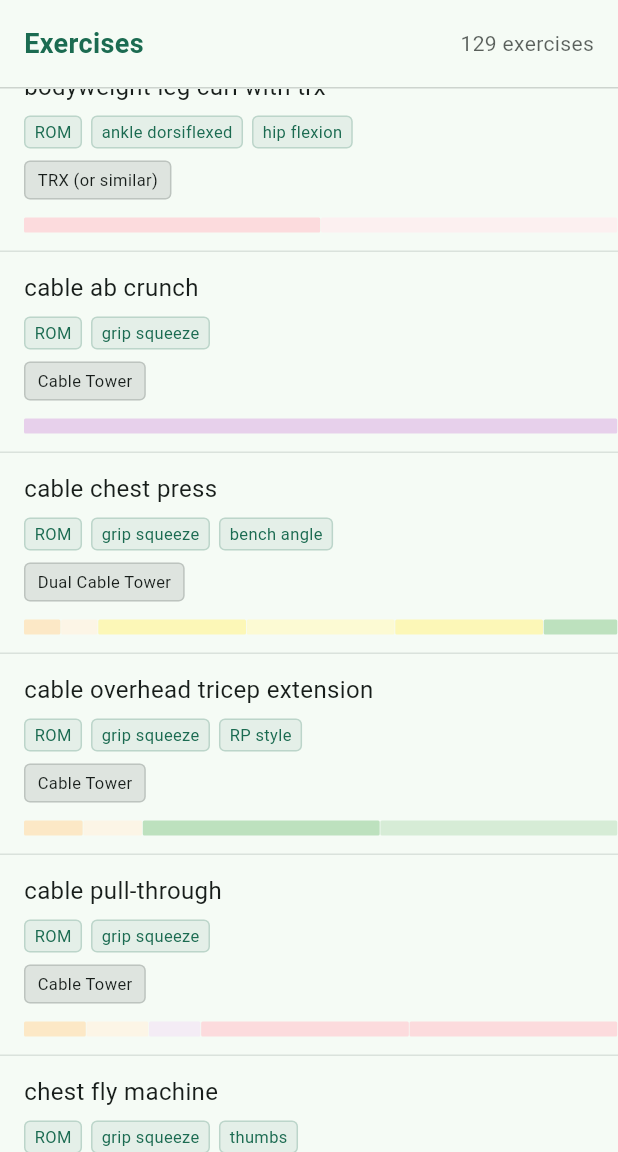
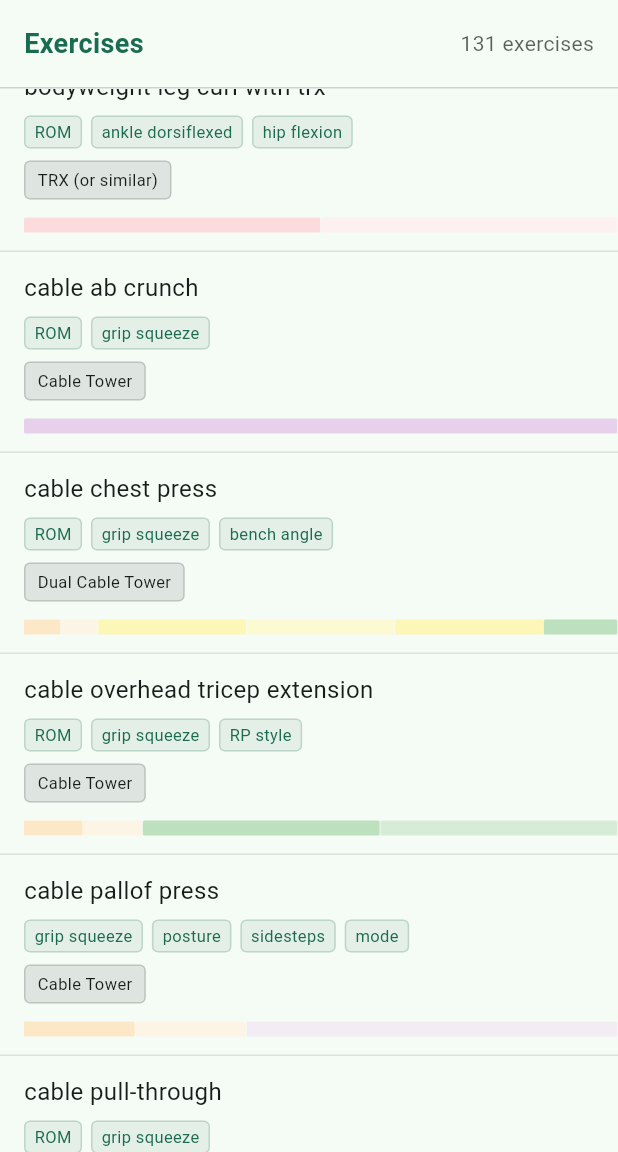
Before and after one commit to Dieterbe/body.build, a Flutter app: the ExercisesScreen screen opened by its route, scrolled down 2880 dp, on a phone screen of 412 x 824 dp, the part 84-1236 px from its top. Run offline on Flutter 3.47's test engine with Material 3 defaults, Android fonts, the phone set to English and light mode, and no system bars; our stand-ins replace drift, fl_chart, flutter_markdown, flutter_riverpod, flutter_svg, freezed_annotation and 3 more; missing offline and left inert: iconify_flutter, ml_linalg, posthog_flutter; accounts and stored records are empty; generated files the repository leaves out were written again; network calls fail; project files that could hold a hidden picture were left out.

Commit message:
implement 'obliques' ProgramGroup, it is trained separately from 'abs'

```diff
--- a/lib/data/programmer/exercises.dart
+++ b/lib/data/programmer/exercises.dart
@@ -23,6 +23,7 @@ class Ex {
   final String id; // identifier to match to kaos exercise. does not need to be human friendly
   final List<String>
   searchAliases; // additional search terms (abbreviations, synonyms) (does not need to match exactly 1:1)
+  final String desc; // markdown further info
 
   const Ex(
     this.volumeAssignment,
@@ -31,6 +32,7 @@ class Ex {
     this.tweaks = const [],
     this.ratings = const [],
     this.searchAliases = const [],
+    this.desc = '',
   ]);
 
   // calculate recruitment for a given PG & tweak options.
@@ -912,6 +914,77 @@ final List<Ex> exes = [
   const Ex(vaAbCrunch, "cable ab crunch", [Equipment.cableTower], [rom, gripSqueeze]),
   const Ex(vaAbCrunch, "lying ab crunch", [], [rom]),
   const Ex(vaAbIsometric, "plank", []),
+  // TODO implement seconds counting
+  const Ex(
+    {...wrist03, ...vaOblRotationIso},
+    "cable pallof press",
+    [Equipment.cableTower],
+    [
+      gripSqueeze,
+      Tweak('posture', 'standing', {
+        'standing': Option(
+          {},
+          'stand with feet shoulder width apart, contract glutes to tilt pelvis posteriorly',
+        ),
+        'half kneeling': Option(
+          {},
+          'kneel on one knee, contract glutes to tilt pelvis posteriorly',
+        ),
+        'tall kneeling': Option(
+          {},
+          'kneel on both knees, contract glutes to tilt pelvis posteriorly',
+        ),
+      }),
+      Tweak('sidesteps', 'no', {
+        'no': Option({}, 'stay in place'),
+        '1': Option({}, 'do a sidestep while at max torque'), // TODO: only for standing posture
+        '2': Option({}, 'do 2 sidesteps while at max torque'), // TODO: only for standing posture
+        '3': Option({}, 'do 3 sidesteps while at max torque'), // TODO: only for standing posture
+      }),
+      Tweak('mode', 'reps', {
+        'reps': Option(
+          {},
+          'hold 2-3sec at peak (see [video](https://www.youtube.com/watch?v=gHGLwQGvtxg)), or more when sidestepping',
+        ),
+        'time': Option({}, 'hold it for time at max torque (count seconds)'),
+      }),
+    ],
+    [],
+    [],
+    "- cable at a height between abs/chest\n- extend arms to increase torque on obliques\n- [video](https://www.youtube.com/watch?v=l-x3HPeHh90) with more info",
+  ),
+  const Ex(
+    {...wrist03, ...vaOblRotationIso},
+    "elastic pallof press",
+    [Equipment.elastic],
+    [
+      gripSqueeze,
+      Tweak('posture', 'standing', {
+        'standing': Option(
+          {},
+          'stand with feet shoulder width apart, contract glutes to tilt pelvis posteriorly',
+        ),
+        'half kneeling': Option(
+          {},
+          'kneel on one knee, contract glutes to tilt pelvis posteriorly',
+        ),
+        'tall kneeling': Option(
+          {},
+          'kneel on both knees, contract glutes to tilt pelvis posteriorly',
+        ),
+      }),
+      Tweak('mode', 'reps', {
+        'reps': Option(
+          {},
+          'hold 2-3sec at peak (see [video](https://www.youtube.com/watch?v=gHGLwQGvtxg))',
+        ),
+        'time': Option({}, 'hold it for time at max torque (count seconds)'),
+      }),
+    ],
+    [],
+    [],
+    "- elastic band at a height between abs/chest\n- extend arms to increase torque on obliques\n- [video](https://www.youtube.com/watch?v=l-x3HPeHh90) with more info",
+  ),
   const Ex(vaWristFlexion, "dumbbell wrist flexion", [Equipment.dumbbell], [rom, gripSqueeze], [], [
     'wrist curl',
   ]),
--- a/lib/data/programmer/groups.dart
+++ b/lib/data/programmer/groups.dart
@@ -133,11 +133,17 @@ enum ProgramGroup {
   abs(
     'Abs',
     'Abs',
-    [MuscleId.rectusAbdominis, MuscleId.externalObliques],
+    [MuscleId.rectusAbdominis],
     ['depends on goals (e.g. typically not for physique athletes)'],
     'abs',
   ),
-
+  obliques(
+    'Obliques',
+    'Obliques',
+    [MuscleId.externalObliques],
+    ['depends on goals (e.g. typically not for physique athletes)'],
+    'abs',
+  ),
   spinalErectors(
     'Spinal Erectors',
     'Spinal Erectors',
--- a/lib/model/programgen_v1/components.dart
+++ b/lib/model/programgen_v1/components.dart
@@ -20,6 +20,7 @@ List<List<RankedExercise>> findExerciseComponents(
   // Groups to ignore for upper/lower body exercises
   final upperBodyIgnoredGroups = {
     ProgramGroup.abs,
+    ProgramGroup.obliques,
     ProgramGroup.hams,
     ProgramGroup.gluteMax,
     ProgramGroup.spinalErectors,
--- a/lib/ui/programmer/util_groups.dart
+++ b/lib/ui/programmer/util_groups.dart
@@ -1,3 +1,5 @@
+// ignore_for_file: no-equal-switch-case
+
 import 'package:flutter/material.dart';
 import 'package:bodybuild/data/programmer/groups.dart';
 
@@ -33,8 +35,10 @@ Color bgColorForProgramGroup(ProgramGroup g) {
       return Colors.green.shade100;
     case ProgramGroup.abs:
       return Colors.purple.shade100;
+    case ProgramGroup.obliques:
+      return Colors.purple.shade50;
     case ProgramGroup.spinalErectors:
-      return Colors.purple.shade50;
+      return Colors.purple.shade100;
     case ProgramGroup.quadsVasti:
       return Colors.red.shade100;
     case ProgramGroup.quadsRF:
```
Also changed, not shown: lib/data/programmer/volume_assignment.dart (+16 -7 lines), lib/model/programmer/parameter_overrides.g.dart.
